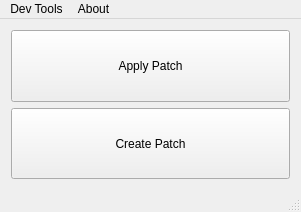
Before: the Qt Designer form Hexagon_GUI/Main_Window.ui in Coolcord/Hexagon, drawn with Qt 5.
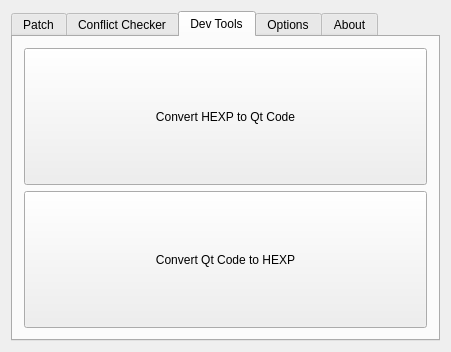
After: the same form once the commit is applied. The open tabs and pages were chosen to show the change.

Commit message: Switched to a tabbed interface

Patch:
```diff
--- a/Hexagon_GUI/Main_Window.ui
+++ b/Hexagon_GUI/Main_Window.ui
@@ -1,21 +1,30 @@
 <?xml version="1.0" encoding="UTF-8"?>
 <ui version="4.0">
  <class>Main_Window</class>
- <widget class="QMainWindow" name="Main_Window">
+ <widget class="QDialog" name="Main_Window">
   <property name="geometry">
    <rect>
     <x>0</x>
     <y>0</y>
-    <width>301</width>
-    <height>212</height>
+    <width>451</width>
+    <height>352</height>
    </rect>
   </property>
   <property name="windowTitle">
    <string>Hexagon</string>
   </property>
-  <widget class="QWidget" name="centralWidget">
    <layout class="QVBoxLayout" name="verticalLayout">
     <item>
+    <widget class="QTabWidget" name="tabWidget">
+     <property name="currentIndex">
+      <number>0</number>
+     </property>
+     <widget class="QWidget" name="tabPatch">
+      <attribute name="title">
+       <string>Patch</string>
+      </attribute>
+      <layout class="QVBoxLayout" name="verticalLayout_2">
+       <item>
      <widget class="QPushButton" name="pushButton">
       <property name="sizePolicy">
        <sizepolicy hsizetype="Minimum" vsizetype="MinimumExpanding">
@@ -43,54 +52,57 @@
     </item>
    </layout>
   </widget>
-  <widget class="QMenuBar" name="menuBar">
-   <property name="geometry">
-    <rect>
-     <x>0</x>
-     <y>0</y>
-     <width>301</width>
-     <height>25</height>
-    </rect>
-   </property>
-   <widget class="QMenu" name="menuDev_Tools">
-    <property name="title">
+     <widget class="QWidget" name="tabConflictChecker">
+      <attribute name="title">
+       <string>Conflict Checker</string>
+      </attribute>
+     </widget>
+     <widget class="QWidget" name="tabDevTools">
+      <attribute name="title">
      <string>Dev Tools</string>
-    </property>
-    <addaction name="actionConvert_Patch_to_Qt_Code"/>
-    <addaction name="actionConvert_Qt_Code_to_Patch"/>
-    <addaction name="separator"/>
-    <addaction name="actionCheck_for_conflicts_between_Patches"/>
-   </widget>
-   <widget class="QMenu" name="menuAbout">
-    <property name="title">
+      </attribute>
+      <layout class="QVBoxLayout" name="verticalLayout_3">
+       <item>
+        <widget class="QPushButton" name="pushButton_3">
+         <property name="sizePolicy">
+          <sizepolicy hsizetype="Minimum" vsizetype="MinimumExpanding">
+           <horstretch>0</horstretch>
+           <verstretch>0</verstretch>
+          </sizepolicy>
+         </property>
+         <property name="text">
+          <string>Convert HEXP to Qt Code</string>
+         </property>
+        </widget>
+       </item>
+       <item>
+        <widget class="QPushButton" name="pushButton_4">
+         <property name="sizePolicy">
+          <sizepolicy hsizetype="Minimum" vsizetype="MinimumExpanding">
+           <horstretch>0</horstretch>
+           <verstretch>0</verstretch>
+          </sizepolicy>
+         </property>
+         <property name="text">
+          <string>Convert Qt Code to HEXP</string>
+         </property>
+        </widget>
+       </item>
+      </layout>
+     </widget>
+     <widget class="QWidget" name="tabOptions">
+      <attribute name="title">
+       <string>Options</string>
+      </attribute>
+     </widget>
+     <widget class="QWidget" name="tabAbout">
+      <attribute name="title">
      <string>About</string>
-    </property>
-    <addaction name="actionAbout_Hexagon"/>
-   </widget>
-   <addaction name="menuDev_Tools"/>
-   <addaction name="menuAbout"/>
-  </widget>
-  <widget class="QStatusBar" name="statusBar"/>
-  <action name="actionAbout_Hexagon">
-   <property name="text">
-    <string>About Hexagon</string>
-   </property>
-  </action>
-  <action name="actionConvert_Patch_to_Qt_Code">
-   <property name="text">
-    <string>Convert RHP to Qt Code</string>
-   </property>
-  </action>
-  <action name="actionConvert_Qt_Code_to_Patch">
-   <property name="text">
-    <string>Convert Qt Code to RHP</string>
-   </property>
-  </action>
-  <action name="actionCheck_for_conflicts_between_Patches">
-   <property name="text">
-    <string>Check for conflicts between Patches</string>
-   </property>
-  </action>
+      </attribute>
+     </widget>
+    </widget>
+   </item>
+  </layout>
  </widget>
  <layoutdefault spacing="6" margin="11"/>
  <resources/>
```
Left out of the diff: 2 changed lines with no effect on the pictures. Lines whose indentation alone changed are shown as unchanged. The commit also changes 4 other files.
